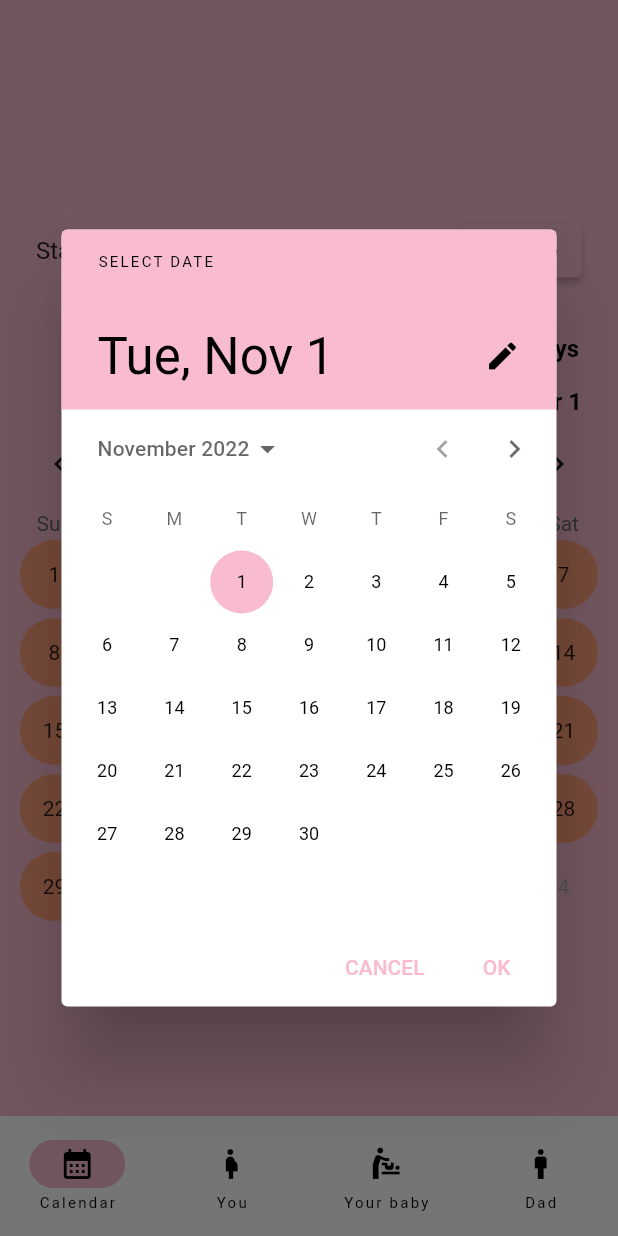
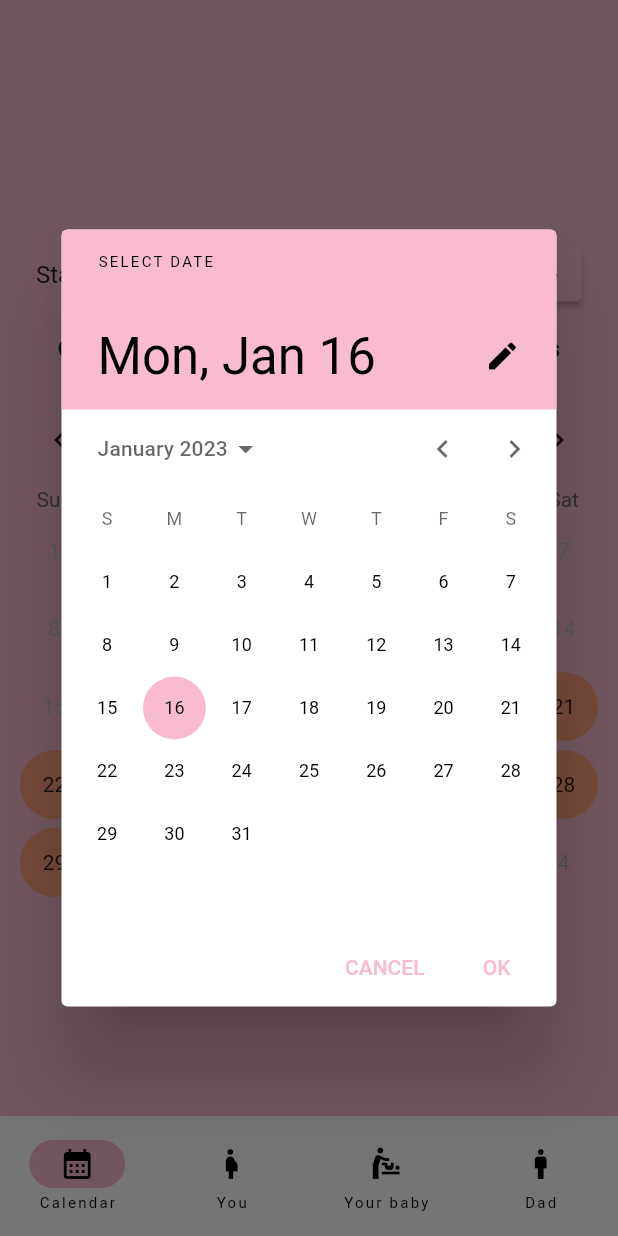
Before and after one commit to ovicristurean/baby-age, a Flutter app: the screen it shows after launch, after a tap on "Change", on a phone screen of 412 x 824 dp. Run offline on Flutter 3.47's test engine with Material 2 defaults, Android fonts, the phone set to English and light mode, and no system bars; drawn by our look-alikes of table_calendar; our stand-ins replace equatable, flutter_bloc, shared_preferences.

Commit message:
Add functionality for updating the start date of the pregnancy

```diff
--- /dev/null
+++ b/lib/data/user_preferences.dart
@@ -0,0 +1,6 @@
+
+import 'package:shared_preferences/shared_preferences.dart';
+
+class UserPreferences {
+  //final prefs = await SharedPreferences.getInstance();
+}
--- /dev/null
+++ b/lib/domain/model/date_info.dart
@@ -0,0 +1,43 @@
+import 'dart:convert';
+
+import 'package:equatable/equatable.dart';
+
+class DateInfo extends Equatable {
+  final int year;
+  final int month;
+  final int day;
+
+  @override
+  List<Object?> get props => [year, month, day];
+
+  const DateInfo(this.year, this.month, this.day);
+
+  Map<String, dynamic> toJson() => {'year': year, 'month': month, 'day': day};
+
+  String toJsonString() {
+    return jsonEncode(this);
+  }
+
+  static DateInfo fromJson(String? json) {
+    return json != null
+        ? DateInfo.fromMap(jsonDecode(json) as Map<String, dynamic>)
+        : DateInfo(
+            DateTime.now().year, DateTime.now().month, DateTime.now().day);
+  }
+
+  Map<String, dynamic> toMap() {
+    return {
+      'year': this.year,
+      'month': this.month,
+      'day': this.day,
+    };
+  }
+
+  factory DateInfo.fromMap(Map<String, dynamic> map) {
+    return DateInfo(
+      map['year'] as int,
+      map['month'] as int,
+      map['day'] as int,
+    );
+  }
+}
--- a/lib/presentation/baby_calendar_screen/baby_calendar_screen.dart
+++ b/lib/presentation/baby_calendar_screen/baby_calendar_screen.dart
@@ -1,5 +1,7 @@
+import 'package:baby_age/domain/model/date_info.dart';
 import 'package:baby_age/presentation/baby_calendar_screen/widget/date_selector.dart';
 import 'package:flutter/material.dart';
+import 'package:shared_preferences/shared_preferences.dart';
 import 'package:table_calendar/table_calendar.dart';
 
 class BabyCalendarScreen extends StatefulWidget {
@@ -13,10 +15,20 @@ class BabyCalendarScreen extends StatefulWidget {
 }
 
 class _BabyCalendarScreenState extends State<BabyCalendarScreen> {
-  var firstDay = DateTime.utc(2022, 11, 1);
-  var lastDay = DateTime.utc(2023, 8, 30);
+  late DateTime firstDay;
+  late DateTime lastDay;
   var currentDay = DateTime.now();
   var focusedDay = DateTime.now();
+
+  @override
+  void initState() {
+    getSavedStartDate().then((value) {
+      setState(() {
+        firstDay = DateTime(value.year, value.month, value.day);
+        lastDay = firstDay.add(const Duration(days: 280));
+      });
+    });
+  }
 
   @override
   Widget build(BuildContext context) {
@@ -35,10 +47,18 @@ class _BabyCalendarScreenState extends State<BabyCalendarScreen> {
           children: [
             SelectedDateView(
               startDate: firstDay,
+              onStartDateChanged: (newDate) {
+                updateStartDate(newDate);
+                setState(() {
+                  firstDay = newDate;
+                  lastDay = newDate.add(const Duration(days: 280));
+                });
+
+                ScaffoldMessenger.of(context).showSnackBar(const SnackBar(
+                    content: Text("Pregnancy start date successfuly updated")));
+              },
             ),
-            Padding(
-              padding: const EdgeInsets.only(left: 16.0, top: 16.0),
-              child: Text(
+            Text(
               "Current pregnancy status: $currentProgress",
               style: Theme.of(context).textTheme.titleMedium?.copyWith(
                     color: Theme.of(context).colorScheme.onBackground,
@@ -46,18 +66,11 @@ class _BabyCalendarScreenState extends State<BabyCalendarScreen> {
                   ),
               textAlign: TextAlign.center,
             ),
-            ),
-            Padding(
-              padding: const EdgeInsets.only(right: 16.0, top: 16.0),
-              child: Align(
-                alignment: Alignment.topRight,
-                child: Text(
+            Text(
               "Trimester ${calculateTrimester(currentPregnancyDuration.inDays)}",
               style: Theme.of(context).textTheme.titleMedium?.copyWith(
                     color: Theme.of(context).colorScheme.onBackground,
                     fontWeight: FontWeight.bold,
-                      ),
-                ),
                   ),
             ),
             TableCalendar(
@@ -137,4 +150,15 @@ class _BabyCalendarScreenState extends State<BabyCalendarScreen> {
         }
     }
   }
+
+  void updateStartDate(DateTime date) async {
+    SharedPreferences prefs = await SharedPreferences.getInstance();
+    prefs.setString(
+        "start_date", DateInfo(date.year, date.month, date.day).toJsonString());
   }
+
+  Future<DateInfo> getSavedStartDate() async {
+    SharedPreferences prefs = await SharedPreferences.getInstance();
+    return DateInfo.fromJson(prefs.getString("start_date"));
+  }
+}
--- /dev/null
+++ b/lib/presentation/baby_calendar_screen/bloc/baby_calendar_event.dart
@@ -0,0 +1,4 @@
+
+class BabyCalendarEvent {
+
+}
--- a/lib/presentation/baby_calendar_screen/widget/date_selector.dart
+++ b/lib/presentation/baby_calendar_screen/widget/date_selector.dart
@@ -3,8 +3,18 @@ import 'package:flutter/material.dart';
 
 class SelectedDateView extends StatelessWidget {
   final DateTime startDate;
+  final Function(DateTime) onStartDateChanged;
 
-  const SelectedDateView({Key? key, required this.startDate}) : super(key: key);
+  SelectedDateView(
+      {Key? key, required this.startDate, required this.onStartDateChanged})
+      : super(key: key);
+
+  late DateTime selectedDate;
+
+  @override
+  void initState() {
+    selectedDate = startDate;
+  }
 
   @override
   Widget build(BuildContext context) {
@@ -20,16 +30,24 @@ class SelectedDateView extends StatelessWidget {
           ElevatedButton(
             child: const Text('Change'),
             onPressed: () {
-              showDatePicker(
-                context: context,
-                initialDate: startDate,
-                firstDate: startDate,
-                lastDate: startDate.add(const Duration(days: 280)),
-              );
+              onChangeButtonPressed(context);
             },
           ),
         ],
       ),
     );
   }
+
+  void onChangeButtonPressed(BuildContext context) async {
+    final DateTime? picked = await showDatePicker(
+      context: context,
+      initialDate: startDate,
+      firstDate: startDate.subtract(const Duration(days: 280)),
+      lastDate: startDate.add(const Duration(days: 280)),
+    );
+
+    if (picked != null && picked != startDate) {
+      onStartDateChanged(picked);
+    }
+  }
 }
--- a/pubspec.yaml
+++ b/pubspec.yaml
@@ -39,6 +39,7 @@ dependencies:
   # The following adds the Cupertino Icons font to your application.
   # Use with the CupertinoIcons class for iOS style icons.
   cupertino_icons: ^1.0.2
+  shared_preferences: ^2.0.16
 
 dev_dependencies:
   flutter_test:
```
Also changed, not shown: lib/presentation/baby_calendar_screen/bloc/baby_calendar_bloc.dart (added, +7 -0 lines), lib/presentation/baby_calendar_screen/bloc/baby_calendar_state.dart (added, +11 -0 lines), pubspec.lock, 5 other files. Lines whose indentation alone changed are shown as unchanged.
